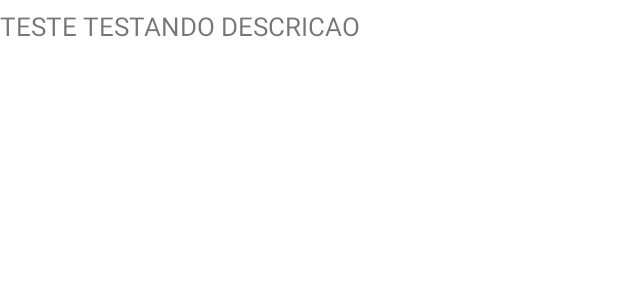
After one commit to mauriciobenigno/SecureWay, an Android app: the layout fragment_creditos.xml on its own in the app's theme, with its tools: preview values and no code run, on a phone screen of 412 x 824 dp. The commit adds this screen. Shown: the top 300 px of the screen. Run offline under Robolectric (Android 15) with nearby library versions, the phone set to English and light mode, and no system bars.

Commit message:
WIP - Créditos

```diff
--- /dev/null
+++ b/app/src/main/res/layout/fragment_creditos.xml
@@ -0,0 +1,16 @@
+<?xml version="1.0" encoding="utf-8"?>
+<FrameLayout xmlns:android="http://schemas.android.com/apk/res/android"
+    xmlns:tools="http://schemas.android.com/tools"
+    android:layout_width="match_parent"
+    android:layout_height="match_parent"
+    xmlns:app="http://schemas.android.com/apk/res-auto">
+    <TextView
+        android:id="@+id/tvDescricaoFaq"
+        android:layout_width="fill_parent"
+        android:layout_height="wrap_content"
+        android:text="TESTE TESTANDO DESCRICAO"
+        android:textSize="17dip"
+        android:paddingTop="5dp"
+        android:paddingBottom="5dp" />
+
+</FrameLayout>
```
Also changed, not shown: app/src/main/java/com/mauriciobenigno/secureway/ui/activity/PrincipalActivity.kt (+7 -1 lines), app/src/main/java/com/mauriciobenigno/secureway/ui/fragment/creditos/CreditosFragment.kt (added, +30 -0 lines).
